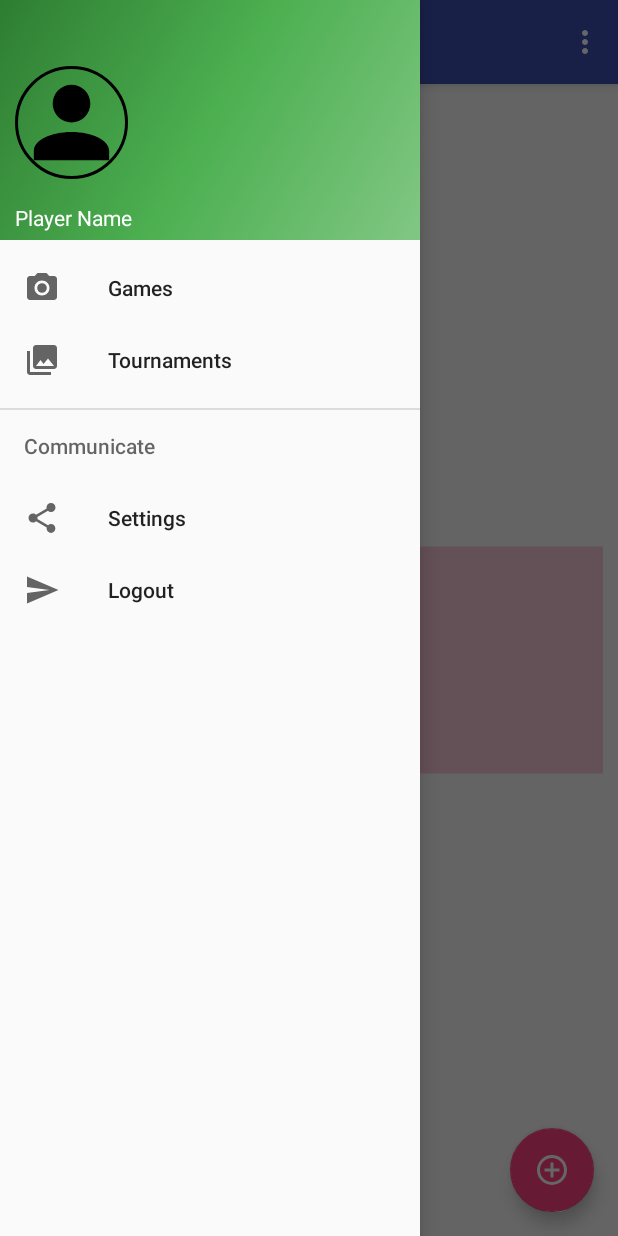
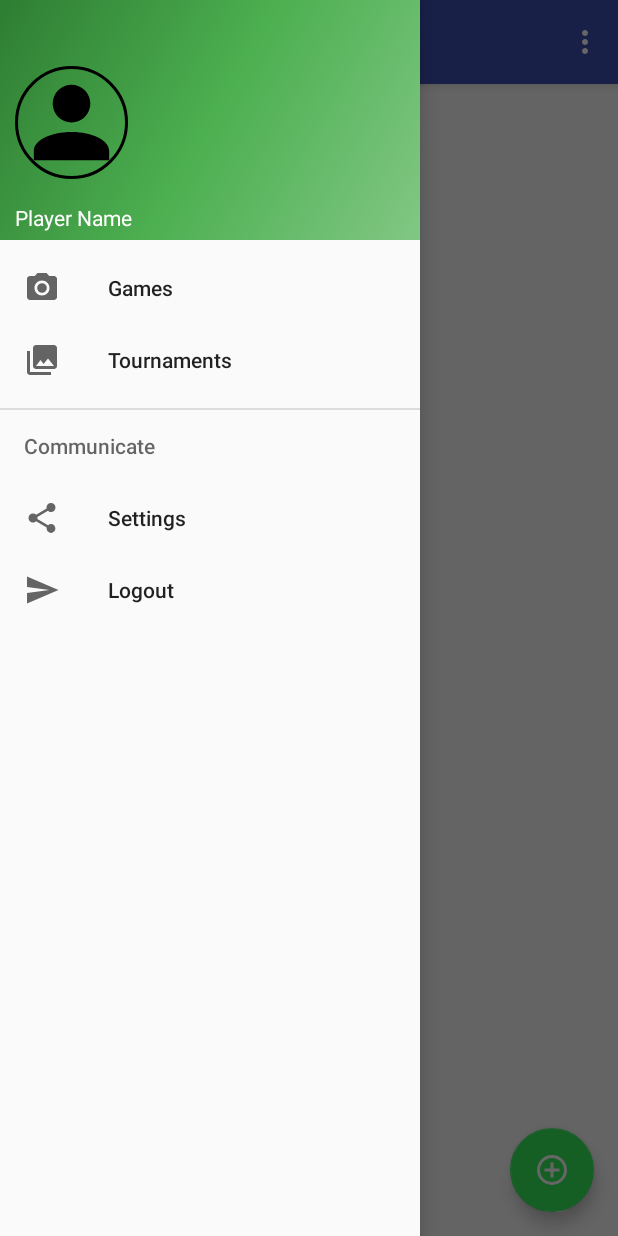
Before and after one commit to ArtemGulia/KickerApp, an Android app: the fragment GameFragment placed in its activity, with the side drawer open, on a phone screen of 412 x 824 dp. Run offline under Robolectric (Android 15) with nearby library versions, the phone set to English and light mode, and no system bars; our stand-ins replace CircleImageView, Picasso; libraries missing offline, so code that uses them is left out: com.github.nkzawa.socketio, retrofit.client; pictures from the network do not load.

```diff
--- a/app/src/main/java/com/g_art/kickerapp/activity/KickerAppActivity.java
+++ b/app/src/main/java/com/g_art/kickerapp/activity/KickerAppActivity.java
@@ -25,7 +25,7 @@ import android.widget.Toast;
 import com.g_art.kickerapp.R;
 import com.g_art.kickerapp.fragment.game.GamesFragment;
 import com.g_art.kickerapp.fragment.PlayerFragment;
-import com.g_art.kickerapp.fragment.TournamentsFragment;
+import com.g_art.kickerapp.fragment.tournament.TournamentsFragment;
 import com.g_art.kickerapp.model.Player;
 import com.g_art.kickerapp.utils.api.UserApi;
 import com.g_art.kickerapp.utils.prefs.SharedPrefsHandler;
--- a/app/src/main/java/com/g_art/kickerapp/fragment/game/GameFragment.java
+++ b/app/src/main/java/com/g_art/kickerapp/fragment/game/GameFragment.java
@@ -14,6 +14,7 @@ import android.widget.TextView;
 import com.g_art.kickerapp.R;
 import com.g_art.kickerapp.activity.KickerAppActivity;
 import com.g_art.kickerapp.model.Player;
+import com.g_art.kickerapp.services.GameService;
 
 /**
  * Kicker App
@@ -27,6 +28,7 @@ public class GameFragment extends Fragment {
     private String mGameId;
     private ProgressBar mProgressBar;
     private GameViewHolder mGameViewHolder;
+    private GameService mgameService;
 
 
     @Nullable
--- a/app/src/main/java/com/g_art/kickerapp/fragment/TournamentTableFragment.java
+++ b/app/src/main/java/com/g_art/kickerapp/fragment/tournament/TournamentTableFragment.java
@@ -1,4 +1,4 @@
-package com.g_art.kickerapp.fragment;
+package com.g_art.kickerapp.fragment.tournament;
 
 import android.support.v4.app.Fragment;
 
--- a/app/src/main/java/com/g_art/kickerapp/fragment/TournamentsFragment.java
+++ b/app/src/main/java/com/g_art/kickerapp/fragment/tournament/TournamentsFragment.java
@@ -1,4 +1,4 @@
-package com.g_art.kickerapp.fragment;
+package com.g_art.kickerapp.fragment.tournament;
 
 import android.support.v4.app.Fragment;
 
--- a/app/src/main/java/com/g_art/kickerapp/services/DataService.java
+++ b/app/src/main/java/com/g_art/kickerapp/services/DataService.java
@@ -4,5 +4,5 @@ package com.g_art.kickerapp.services;
  * Kicker App
  * Created by G_Art on 23/2/2016.
  */
-public class DataService {
+public interface DataService {
 }
--- /dev/null
+++ b/app/src/main/java/com/g_art/kickerapp/services/GameService.java
@@ -0,0 +1,18 @@
+package com.g_art.kickerapp.services;
+
+import com.g_art.kickerapp.model.Game;
+import com.g_art.kickerapp.model.Player;
+import com.g_art.kickerapp.model.Team;
+
+/**
+ * Kicker App
+ * Created by G_Art on 16/3/2016.
+ */
+public interface GameService {
+
+    Game createGame();
+
+    Game createGame(Team fTeam, Team sTeam);
+
+    Game createGame(Player... player);
+}
--- a/app/src/main/java/com/g_art/kickerapp/services/SynchService.java
+++ b/app/src/main/java/com/g_art/kickerapp/services/SynchService.java
@@ -4,5 +4,5 @@ package com.g_art.kickerapp.services;
  * Kicker App
  * Created by G_Art on 23/2/2016.
  */
-public class SynchService {
+public interface SynchService {
 }
--- a/app/src/main/res/values/colors.xml
+++ b/app/src/main/res/values/colors.xml
@@ -2,5 +2,5 @@
 <resources>
     <color name="colorPrimary">#3F51B5</color>
     <color name="colorPrimaryDark">#303F9F</color>
-    <color name="colorAccent">#FF4081</color>
+    <color name="colorAccent">#35ef5d</color>
 </resources>
```
Also changed, not shown: app/src/main/java/com/g_art/kickerapp/fragment/game/GamesFragment.java (+9 -7 lines), app/src/main/java/com/g_art/kickerapp/services/impl/GameServiceImpl.java (added, +28 -0 lines), app/src/main/res/layout/fragment_game_screen.xml (+13 -2 lines), app/src/main/res/layout/fragment_games_list.xml (+24 -6 lines).
